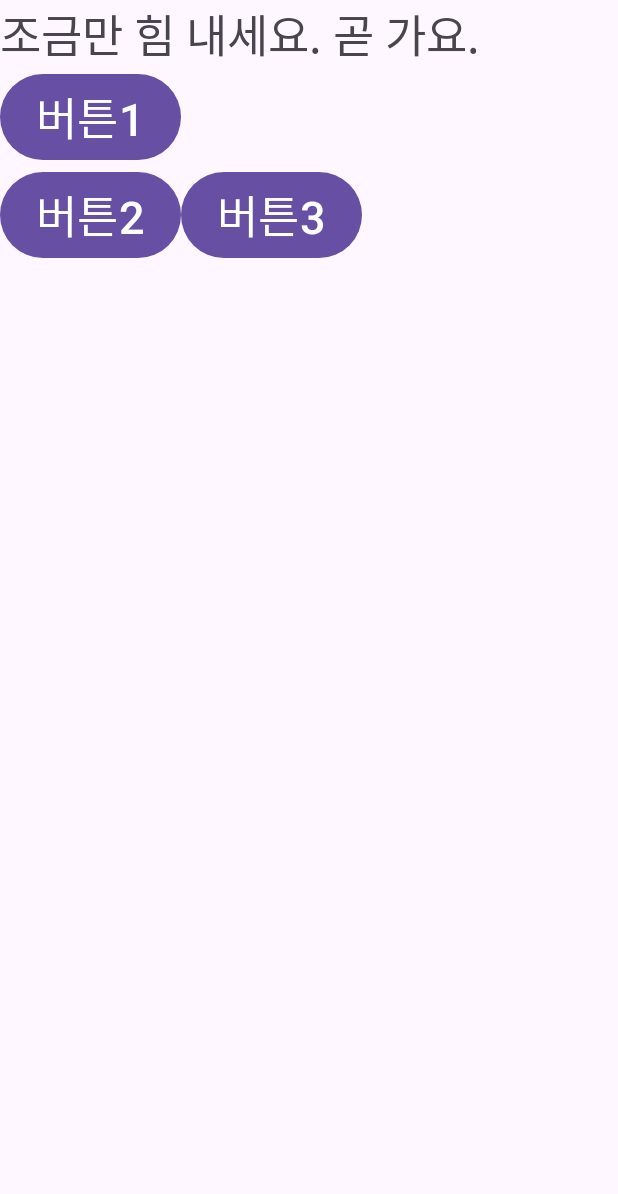
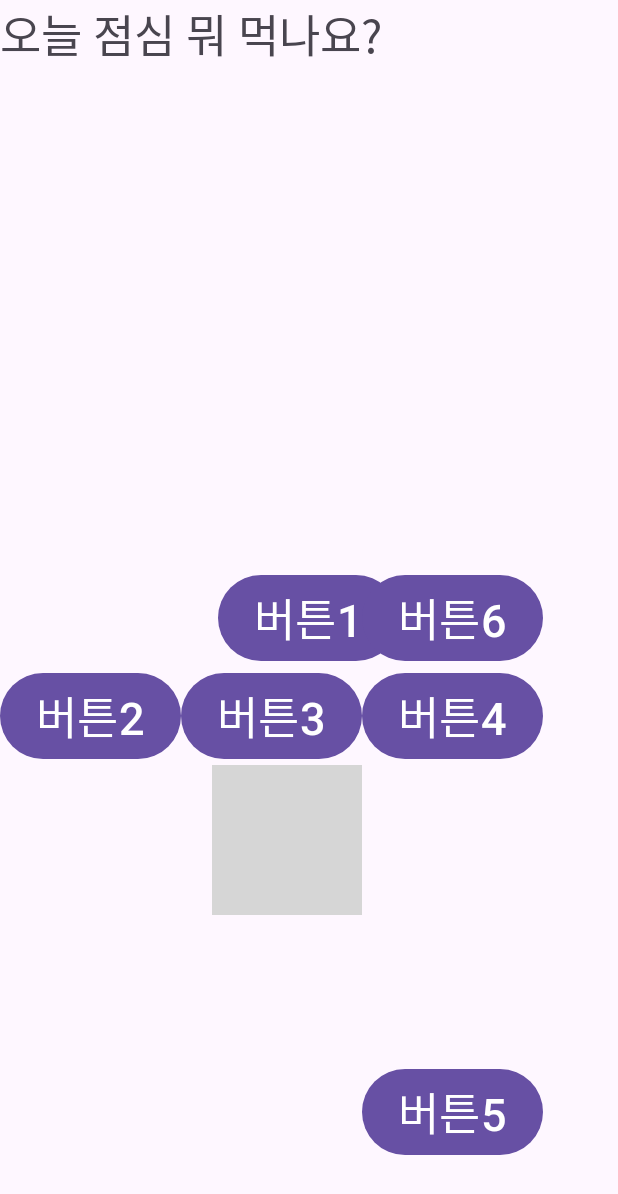
Before and after one commit to lsy3709/AndroidLabTest501, an Android app: the Ch07Main3RelaActivity screen opened directly, with no data from a screen before it, on a phone screen of 412 x 824 dp. Shown: the top 1194 px of the screen. Run offline under Robolectric (Android 15) with nearby library versions, the light colour scheme and no system bars; grey boxes are pictures that could not be loaded.

Commit message:
0704, 1교시, relative 뷰 요소 배치 연습

```diff
--- a/app/src/main/AndroidManifest.xml
+++ b/app/src/main/AndroidManifest.xml
@@ -14,7 +14,7 @@
         tools:targetApi="31">
         <activity
             android:name=".ch07.Ch07Main3RelaActivity"
-            android:exported="false" />
+            android:exported="true" />
         <activity
             android:name=".ch07.Ch07Main3Activity"
             android:exported="true" />
--- a/app/src/main/res/layout/activity_ch07_main3_rela.xml
+++ b/app/src/main/res/layout/activity_ch07_main3_rela.xml
@@ -18,7 +18,7 @@
             android:layout_height="wrap_content"
             android:text="버튼1"
             android:textSize="30sp"
-            android:layout_below="@+id/ch07relaTextView1"
+            android:layout_centerInParent="true"
             />
 
         <TextView
@@ -26,7 +26,7 @@
             android:layout_width="wrap_content"
             android:layout_height="wrap_content"
             android:textSize="30sp"
-            android:text="조금만 힘 내세요. 곧 가요."/>
+            android:text="@string/lunch_today"/>
 
         <Button
             android:id="@+id/ch07relaBtn2"
@@ -49,7 +49,54 @@
 
             />
 
+        <Button
+            android:id="@+id/ch07relaBtn4"
+            android:layout_width="wrap_content"
+            android:layout_height="wrap_content"
+            android:textSize="30sp"
+            android:text="버튼4"
+            android:layout_toRightOf="@+id/ch07relaBtn3"
+            android:layout_below="@+id/ch07relaBtn1"
 
+            />
+
+        <Button
+            android:id="@+id/ch07relaBtn5"
+            android:layout_width="wrap_content"
+            android:layout_height="wrap_content"
+            android:textSize="30sp"
+            android:text="버튼5"
+            android:layout_alignParentBottom="true"
+            android:layout_alignParentRight="true"
+            android:layout_marginRight="50dp"
+            android:layout_marginBottom="50dp"
+
+
+            />
+
+        <Button
+            android:id="@+id/ch07relaBtn6"
+            android:layout_width="wrap_content"
+            android:layout_height="wrap_content"
+            android:textSize="30sp"
+            android:text="버튼6"
+            android:layout_toRightOf="@+id/ch07relaBtn3"
+            android:layout_above="@+id/ch07relaBtn4"
+
+            />
+
+        <ImageView
+            android:id="@+id/ch07relaImg1"
+            android:layout_width="100dp"
+            android:layout_height="100dp"
+            android:src="@drawable/food2"
+            android:background="#F44336"
+            android:maxWidth="100dp"
+            android:maxHeight="100dp"
+            android:adjustViewBounds="true"
+            android:layout_toLeftOf="@+id/ch07relaBtn5"
+            android:layout_below="@+id/ch07relaBtn2"
+            />
 
     </RelativeLayout>
 
```
